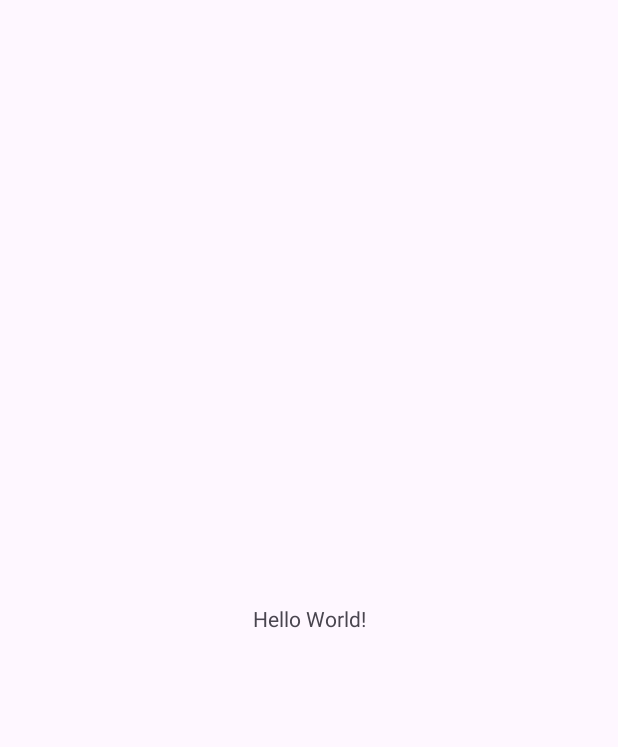
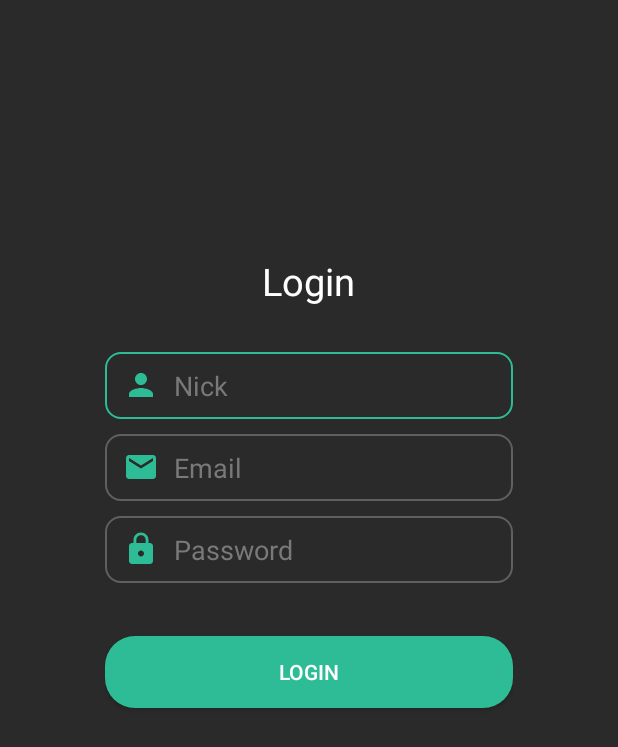
Before and after one commit to Dorajn/Blades, an Android app: the screen it shows after launch (MainActivity before the commit, Login after it), on a phone screen of 412 x 824 dp. Before the commit the part shown is almost empty. Shown: the top 747 px of the screen. Run offline under Robolectric (Android 15) with nearby library versions, the light colour scheme and no system bars.

Commit message:
login page develop

```diff
--- a/app/build.gradle.kts
+++ b/app/build.gradle.kts
@@ -1,5 +1,6 @@
 plugins {
     alias(libs.plugins.android.application)
+    alias(libs.plugins.google.gms.google.services)
 }
 
 android {
@@ -37,6 +38,7 @@ dependencies {
     implementation(libs.material)
     implementation(libs.activity)
     implementation(libs.constraintlayout)
+    implementation(libs.firebase.auth)
     testImplementation(libs.junit)
     androidTestImplementation(libs.ext.junit)
     androidTestImplementation(libs.espresso.core)
--- a/app/src/main/AndroidManifest.xml
+++ b/app/src/main/AndroidManifest.xml
@@ -13,6 +13,18 @@
         android:theme="@style/Theme.Blades"
         tools:targetApi="31">
         <activity
+            android:name=".Register"
+            android:exported="false" />
+        <activity
+            android:name=".Login"
+            android:exported="true">
+            <intent-filter>
+                <action android:name="android.intent.action.MAIN" />
+
+                <category android:name="android.intent.category.LAUNCHER" />
+            </intent-filter>
+        </activity>
+        <activity
             android:name=".MainActivity"
             android:exported="true">
             <intent-filter>
--- /dev/null
+++ b/app/src/main/java/com/app/blades/Login.java
@@ -0,0 +1,18 @@
+package com.app.blades;
+
+import android.os.Bundle;
+
+import androidx.activity.EdgeToEdge;
+import androidx.appcompat.app.AppCompatActivity;
+import androidx.core.graphics.Insets;
+import androidx.core.view.ViewCompat;
+import androidx.core.view.WindowInsetsCompat;
+
+public class Login extends AppCompatActivity {
+
+    @Override
+    protected void onCreate(Bundle savedInstanceState) {
+        super.onCreate(savedInstanceState);
+        setContentView(R.layout.activity_login);
+    }
+}
--- /dev/null
+++ b/app/src/main/java/com/app/blades/Register.java
@@ -0,0 +1,18 @@
+package com.app.blades;
+
+import android.os.Bundle;
+
+import androidx.activity.EdgeToEdge;
+import androidx.appcompat.app.AppCompatActivity;
+import androidx.core.graphics.Insets;
+import androidx.core.view.ViewCompat;
+import androidx.core.view.WindowInsetsCompat;
+
+public class Register extends AppCompatActivity {
+
+    @Override
+    protected void onCreate(Bundle savedInstanceState) {
+        super.onCreate(savedInstanceState);
+        setContentView(R.layout.activity_register);
+    }
+}
--- /dev/null
+++ b/app/src/main/res/drawable/custom_input.xml
@@ -0,0 +1,25 @@
+<?xml version="1.0" encoding="utf-8"?>
+<selector xmlns:android="http://schemas.android.com/apk/res/android">
+
+    <item android:state_enabled="true" android:state_focused="true">
+        <shape android:shape="rectangle">
+            <solid android:color="#2A2A2A" />
+            <corners android:radius="10dp"/>
+            <stroke android:color="#2DBC95" android:width="1dp" />
+            <padding android:left="10dp" android:top="10dp" android:right="10dp" android:bottom="10dp"/>
+
+        </shape>
+    </item>
+
+    <item android:state_enabled="true">
+        <shape android:shape="rectangle">
+            <solid android:color="#2A2A2A"/>
+            <corners android:radius="10dp"/>
+            <stroke android:color="#606060" android:width="1dp"/>
+            <padding android:left="10dp" android:top="10dp" android:right="10dp" android:bottom="10dp"/>
+
+
+        </shape>
+    </item>
+
+</selector>
--- /dev/null
+++ b/app/src/main/res/drawable/img_email.xml
@@ -0,0 +1,5 @@
+<vector xmlns:android="http://schemas.android.com/apk/res/android" android:height="24dp" android:tint="#2DBC95" android:viewportHeight="24" android:viewportWidth="24" android:width="24dp">
+
+    <path android:fillColor="@android:color/white" android:pathData="M20,4L4,4c-1.1,0 -1.99,0.9 -1.99,2L2,18c0,1.1 0.9,2 2,2h16c1.1,0 2,-0.9 2,-2L22,6c0,-1.1 -0.9,-2 -2,-2zM20,8l-8,5 -8,-5L4,6l8,5 8,-5v2z"/>
+
+</vector>
--- /dev/null
+++ b/app/src/main/res/drawable/img_password.xml
@@ -0,0 +1,5 @@
+<vector xmlns:android="http://schemas.android.com/apk/res/android" android:height="24dp" android:tint="#2DBC95" android:viewportHeight="24" android:viewportWidth="24" android:width="24dp">
+
+    <path android:fillColor="@android:color/white" android:pathData="M18,8h-1L17,6c0,-2.76 -2.24,-5 -5,-5S7,3.24 7,6v2L6,8c-1.1,0 -2,0.9 -2,2v10c0,1.1 0.9,2 2,2h12c1.1,0 2,-0.9 2,-2L20,10c0,-1.1 -0.9,-2 -2,-2zM12,17c-1.1,0 -2,-0.9 -2,-2s0.9,-2 2,-2 2,0.9 2,2 -0.9,2 -2,2zM15.1,8L8.9,8L8.9,6c0,-1.71 1.39,-3.1 3.1,-3.1 1.71,0 3.1,1.39 3.1,3.1v2z"/>
+
+</vector>
--- /dev/null
+++ b/app/src/main/res/drawable/img_person.xml
@@ -0,0 +1,5 @@
+<vector xmlns:android="http://schemas.android.com/apk/res/android" android:height="24dp" android:tint="#2DBC95" android:viewportHeight="24" android:viewportWidth="24" android:width="24dp">
+
+    <path android:fillColor="@android:color/white" android:pathData="M12,12c2.21,0 4,-1.79 4,-4s-1.79,-4 -4,-4 -4,1.79 -4,4 1.79,4 4,4zM12,14c-2.67,0 -8,1.34 -8,4v2h16v-2c0,-2.66 -5.33,-4 -8,-4z"/>
+
+</vector>
--- /dev/null
+++ b/app/src/main/res/drawable/rounded_button.xml
@@ -0,0 +1,5 @@
+<?xml version="1.0" encoding="utf-8"?>
+<shape xmlns:android="http://schemas.android.com/apk/res/android">
+    <solid android:color="#2DBC95"/>
+    <corners android:radius="20dp"/>
+</shape>
--- /dev/null
+++ b/app/src/main/res/layout/activity_login.xml
@@ -0,0 +1,88 @@
+<?xml version="1.0" encoding="utf-8"?>
+<RelativeLayout xmlns:android="http://schemas.android.com/apk/res/android"
+    xmlns:app="http://schemas.android.com/apk/res-auto"
+    xmlns:tools="http://schemas.android.com/tools"
+    android:id="@+id/main"
+    android:layout_width="match_parent"
+    android:layout_height="match_parent"
+    tools:context=".Login"
+    style="@style/SCREEN">
+
+
+    <RelativeLayout
+        android:layout_width="match_parent"
+        android:layout_height="match_parent"
+        android:layout_margin="70dp"
+        android:layout_centerInParent="true">
+
+
+        <TextView
+            android:layout_width="wrap_content"
+            android:layout_height="wrap_content"
+            android:text="Login"
+            android:textSize="25dp"
+            android:layout_centerHorizontal="true"
+            android:id="@+id/loginText"
+            android:layout_marginTop="100dp"
+            style="@style/TEXT"/>
+
+        <EditText
+            android:layout_width="match_parent"
+            android:layout_height="wrap_content"
+            android:hint="Nick"
+            android:layout_below="@+id/loginText"
+            android:layout_marginTop="30dp"
+            android:id="@+id/editTextLogin"
+            android:drawableStart="@drawable/img_person"
+            android:drawablePadding="10dp"
+            android:background="@drawable/custom_input"
+            android:paddingEnd="12dp"
+            android:paddingStart="12dp"
+
+            style="@style/EDIT_TEXT"/>
+/>
+
+        <EditText
+            android:layout_width="match_parent"
+            android:layout_height="wrap_content"
+            android:hint="Email"
+            android:layout_below="@+id/editTextLogin"
+            android:layout_marginTop="10dp"
+            android:id="@+id/editTextEmail"
+            android:drawableStart="@drawable/img_email"
+            android:drawablePadding="10dp"
+            android:background="@drawable/custom_input"
+            android:paddingEnd="12dp"
+            android:paddingStart="12dp"
+            style="@style/EDIT_TEXT"/>
+
+        <EditText
+            android:layout_width="match_parent"
+            android:layout_height="wrap_content"
+            android:hint="Password"
+            android:layout_below="@+id/editTextEmail"
+            android:layout_marginTop="10dp"
+            android:id="@+id/editTextPass"
+            android:drawableStart="@drawable/img_password"
+            android:drawablePadding="10dp"
+            android:background="@drawable/custom_input"
+            android:paddingEnd="12dp"
+            android:paddingStart="12dp"
+            style="@style/EDIT_TEXT"/>
+
+
+        <androidx.appcompat.widget.AppCompatButton
+            android:layout_width="match_parent"
+            android:layout_height="wrap_content"
+            android:layout_below="@id/editTextPass"
+            android:layout_marginTop="35dp"
+            android:text="LOGIN"
+            android:background="@drawable/rounded_button"
+            style="@style/BUTTON"/>
+
+
+
+
+    </RelativeLayout>
+
+</RelativeLayout>
--- /dev/null
+++ b/app/src/main/res/layout/activity_register.xml
@@ -0,0 +1,10 @@
+<?xml version="1.0" encoding="utf-8"?>
+<androidx.constraintlayout.widget.ConstraintLayout xmlns:android="http://schemas.android.com/apk/res/android"
+    xmlns:app="http://schemas.android.com/apk/res-auto"
+    xmlns:tools="http://schemas.android.com/tools"
+    android:id="@+id/main"
+    android:layout_width="match_parent"
+    android:layout_height="match_parent"
+    tools:context=".Register">
+
+</androidx.constraintlayout.widget.ConstraintLayout>
--- a/app/src/main/res/values/themes.xml
+++ b/app/src/main/res/values/themes.xml
@@ -6,4 +6,24 @@
     </style>
 
     <style name="Theme.Blades" parent="Base.Theme.Blades" />
+
+    <style name="SCREEN">
+        <item name="android:background">#2A2A2A</item>
+    </style>
+
+    <style name="TEXT">
+        <item name="android:textColor">#FFF</item>
+    </style>
+
+    <style name="BUTTON">
+        <item name="android:background">#2DBC95</item>
+        <item name="android:textColor">#FFF</item>
+    </style>
+
+    <style name="EDIT_TEXT">
+        <item name="android:textColorHint">#797979</item>
+        <item name="android:textColor">#FFF</item>
+    </style>
+
+
 </resources>
--- a/build.gradle.kts
+++ b/build.gradle.kts
@@ -1,4 +1,5 @@
 // Top-level build file where you can add configuration options common to all sub-projects/modules.
 plugins {
     alias(libs.plugins.android.application) apply false
+    alias(libs.plugins.google.gms.google.services) apply false
 }
--- a/gradle/libs.versions.toml
+++ b/gradle/libs.versions.toml
@@ -1,5 +1,5 @@
 [versions]
-agp = "8.5.0"
+agp = "8.5.1"
 junit = "4.13.2"
 junitVersion = "1.2.1"
 espressoCore = "3.6.1"
@@ -7,6 +7,8 @@ appcompat = "1.7.0"
 material = "1.12.0"
 activity = "1.9.0"
 constraintlayout = "2.1.4"
+googleGmsGoogleServices = "4.4.2"
+firebaseAuth = "23.0.0"
 
 [libraries]
 junit = { group = "junit", name = "junit", version.ref = "junit" }
@@ -16,6 +18,8 @@ appcompat = { group = "androidx.appcompat", name = "appcompat", version.ref = "a
 material = { group = "com.google.android.material", name = "material", version.ref = "material" }
 activity = { group = "androidx.activity", name = "activity", version.ref = "activity" }
 constraintlayout = { group = "androidx.constraintlayout", name = "constraintlayout", version.ref = "constraintlayout" }
+firebase-auth = { group = "com.google.firebase", name = "firebase-auth", version.ref = "firebaseAuth" }
 
 [plugins]
 android-application = { id = "com.android.application", version.ref = "agp" }
+google-gms-google-services = { id = "com.google.gms.google-services", version.ref = "googleGmsGoogleServices" }
```
Also changed, not shown: 1 other file.
